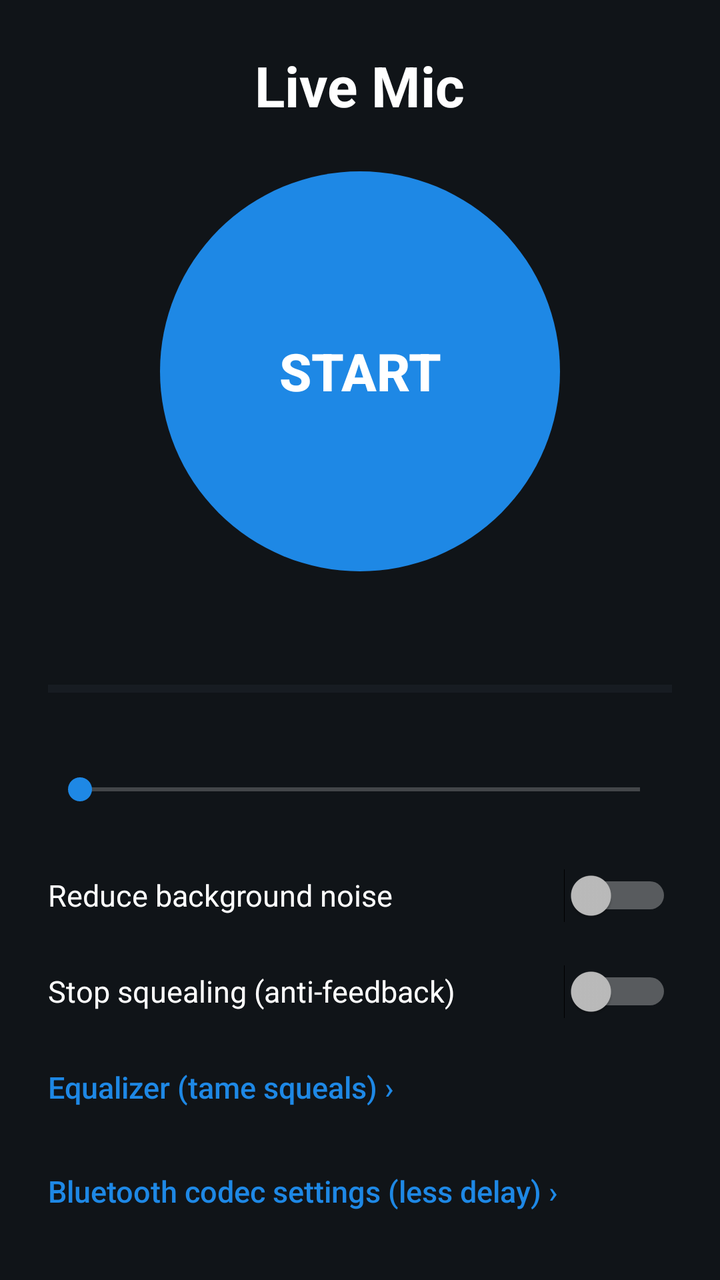
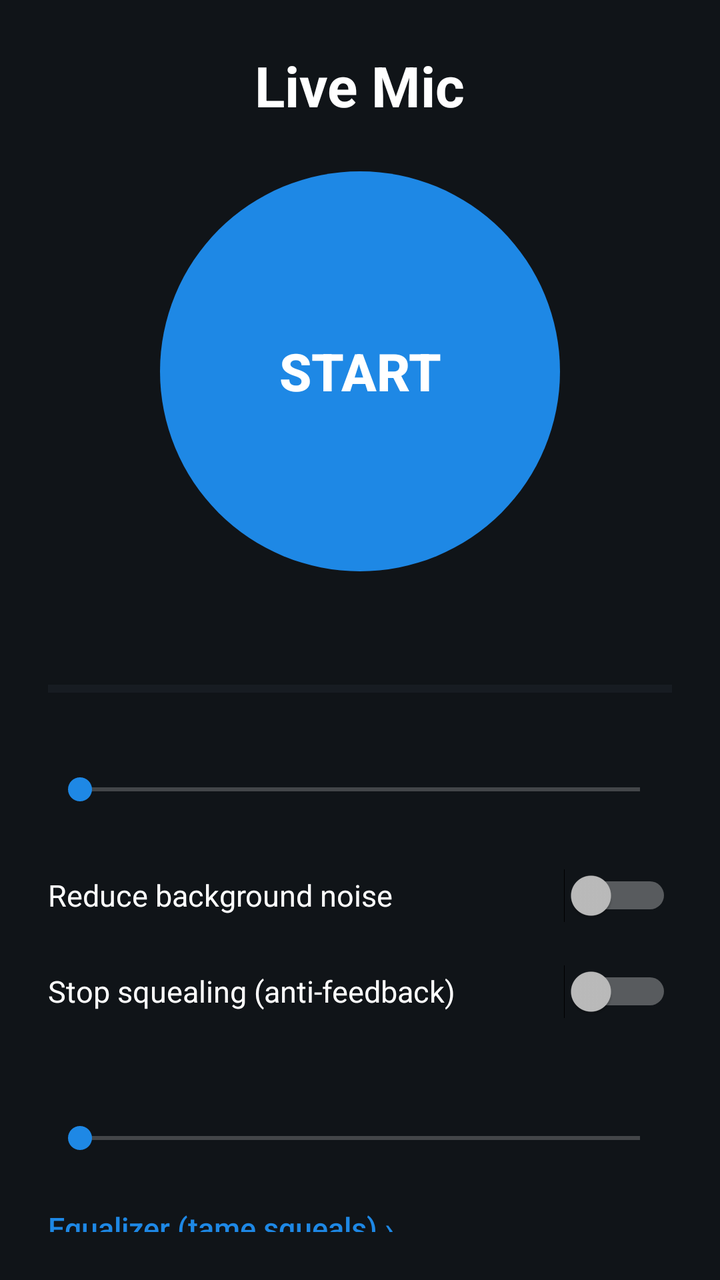

Screens rendered from an Android XML layout before and after an edit, with the pre-edit source and the edit as a unified diff.
<!-- AndroidManifest.xml: application theme Theme.LiveMic -->
<!-- res/layout/activity_main.xml -->
<?xml version="1.0" encoding="utf-8"?>
<FrameLayout xmlns:android="http://schemas.android.com/apk/res/android"
    android:layout_width="match_parent"
    android:layout_height="match_parent"
    android:background="@color/bg"
    android:fitsSystemWindows="true">

    <LinearLayout
        android:layout_width="match_parent"
        android:layout_height="match_parent"
        android:gravity="center_horizontal"
        android:orientation="vertical"
        android:padding="24dp">

        <TextView
            android:layout_width="wrap_content"
            android:layout_height="wrap_content"
            android:text="@string/app_name"
            android:textColor="@color/text"
            android:textSize="28sp"
            android:textStyle="bold" />

        <TextView
            android:id="@+id/route"
            android:layout_width="wrap_content"
            android:layout_height="wrap_content"
            android:layout_marginTop="4dp"
            android:gravity="center"
            android:textColor="@color/text_dim"
            android:textSize="15sp" />

        <TextView
            android:id="@+id/warning"
            android:layout_width="match_parent"
            android:layout_height="wrap_content"
            android:layout_marginTop="16dp"
            android:background="@drawable/warning_box"
            android:padding="12dp"
            android:text="@string/no_speaker_warning"
            android:textColor="@color/warning"
            android:textSize="14sp"
            android:visibility="gone" />

        <Space
            android:layout_width="0dp"
            android:layout_height="0dp"
            android:layout_weight="1" />

        <Button
            android:id="@+id/toggle"
            android:layout_width="200dp"
            android:layout_height="200dp"
            android:background="@drawable/mic_button"
            android:stateListAnimator="@null"
            android:text="@string/start"
            android:textColor="@color/text"
            android:textSize="26sp"
            android:textStyle="bold" />

        <TextView
            android:id="@+id/status"
            android:layout_width="wrap_content"
            android:layout_height="wrap_content"
            android:layout_marginTop="20dp"
            android:gravity="center"
            android:textColor="@color/text"
            android:textSize="16sp" />

        <ProgressBar
            android:id="@+id/meter"
            style="?android:attr/progressBarStyleHorizontal"
            android:layout_width="match_parent"
            android:layout_height="10dp"
            android:layout_marginTop="12dp"
            android:max="100"
            android:progressBackgroundTint="@color/track"
            android:progressTint="@color/live" />

        <Space
            android:layout_width="0dp"
            android:layout_height="0dp"
            android:layout_weight="1" />

        <TextView
            android:id="@+id/gain_label"
            android:layout_width="match_parent"
            android:layout_height="wrap_content"
            android:textColor="@color/text"
            android:textSize="15sp" />

        <SeekBar
            android:id="@+id/gain"
            android:layout_width="match_parent"
            android:layout_height="wrap_content"
            android:layout_marginTop="4dp"
            android:paddingVertical="12dp" />

        <Switch
            android:id="@+id/noise"
            android:layout_width="match_parent"
            android:layout_height="wrap_content"
            android:layout_marginTop="8dp"
            android:minHeight="48dp"
            android:text="@string/noise_reduction"
            android:textColor="@color/text"
            android:textSize="15sp" />

        <Switch
            android:id="@+id/anti_squeal"
            android:layout_width="match_parent"
            android:layout_height="wrap_content"
            android:minHeight="48dp"
            android:text="@string/anti_squeal"
            android:textColor="@color/text"
            android:textSize="15sp" />

        <Button
            android:id="@+id/equalizer"
            style="?android:attr/borderlessButtonStyle"
            android:layout_width="match_parent"
            android:layout_height="wrap_content"
            android:gravity="start|center_vertical"
            android:minHeight="48dp"
            android:paddingHorizontal="0dp"
            android:text="@string/eq_button"
            android:textAllCaps="false"
            android:textColor="@color/accent"
            android:textSize="15sp" />

        <Button
            android:id="@+id/codec_settings"
            style="?android:attr/borderlessButtonStyle"
            android:layout_width="match_parent"
            android:layout_height="wrap_content"
            android:layout_marginTop="4dp"
            android:gravity="start|center_vertical"
            android:minHeight="48dp"
            android:paddingHorizontal="0dp"
            android:text="@string/codec_button"
            android:textAllCaps="false"
            android:textColor="@color/accent"
            android:textSize="15sp" />

        <TextView
            android:layout_width="match_parent"
            android:layout_height="wrap_content"
            android:layout_marginTop="12dp"
            android:text="@string/feedback_tip"
            android:textColor="@color/text_dim"
            android:textSize="13sp" />
    </LinearLayout>
</FrameLayout>
<!-- resources referenced by this layout -->
<resources>
  <color name="accent">#FF1E88E5</color>
  <color name="bg">#FF101418</color>
  <color name="live">#FF2EC27E</color>
  <color name="text">#FFFFFFFF</color>
  <color name="text_dim">#FFA9B4BE</color>
  <color name="track">#FF2A3138</color>
  <color name="warning">#FFFFC857</color>
  <!-- drawable mic_button (drawable) -->
  <?xml version="1.0" encoding="utf-8"?>
  <selector xmlns:android="http://schemas.android.com/apk/res/android">
      <item android:state_activated="true">
          <shape android:shape="oval">
              <solid android:color="@color/live" />
          </shape>
      </item>
      <item>
          <shape android:shape="oval">
              <solid android:color="@color/accent" />
          </shape>
      </item>
  </selector>
  <!-- drawable warning_box (drawable) -->
  <?xml version="1.0" encoding="utf-8"?>
  <shape xmlns:android="http://schemas.android.com/apk/res/android" android:shape="rectangle">
      <solid android:color="@color/warning_bg" />
      <stroke android:width="1dp" android:color="@color/warning" />
      <corners android:radius="10dp" />
  </shape>
  <string name="anti_squeal">Stop squealing (anti-feedback)</string>
  <string name="app_name">Live Mic</string>
  <string name="codec_button">Bluetooth codec settings (less delay) ›</string>
  <string name="eq_button">Equalizer (tame squeals) ›</string>
  <string name="feedback_tip">Tip: if the speaker squeals, step away from it or lower the volume boost.</string>
  <string name="no_speaker_warning">Connect your Bluetooth speaker in your phone\'s Bluetooth settings first. Without it, sound comes out of the phone itself and will squeal.</string>
  <string name="noise_reduction">Reduce background noise</string>
  <string name="start">START</string>
  <style name="Theme.LiveMic" parent="android:Theme.Material.NoActionBar">
          <item name="android:windowBackground">@color/bg</item>
          <item name="android:colorAccent">@color/accent</item>
          <item name="android:statusBarColor">@color/bg</item>
          <item name="android:navigationBarColor">@color/bg</item>
      </style>
  <color name="warning_bg">#332E2410</color>
</resources>

<!-- the commit's change to res/layout/activity_main.xml (unified diff, before → after) -->
@@ -114,6 +114,21 @@
             android:textColor="@color/text"
             android:textSize="15sp" />
 
+        <TextView
+            android:id="@+id/echo_label"
+            android:layout_width="match_parent"
+            android:layout_height="wrap_content"
+            android:layout_marginTop="8dp"
+            android:textColor="@color/text"
+            android:textSize="15sp" />
+
+        <SeekBar
+            android:id="@+id/echo"
+            android:layout_width="match_parent"
+            android:layout_height="wrap_content"
+            android:max="100"
+            android:paddingVertical="12dp" />
+
         <Button
             android:id="@+id/equalizer"
             style="?android:attr/borderlessButtonStyle"
